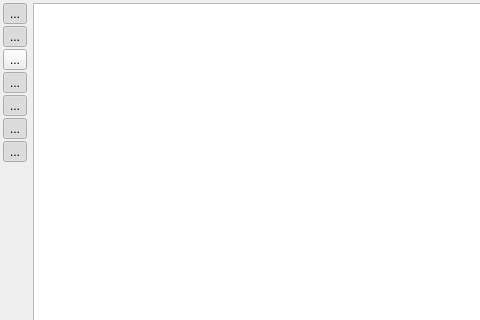
SafirSDK/safir-sdk-core, file src/util/sate/src/outputwidget.ui: the form before one commit; both pictures show x 0 to 480 and y 0 to 320 of the 1210 by 530 pixel window.
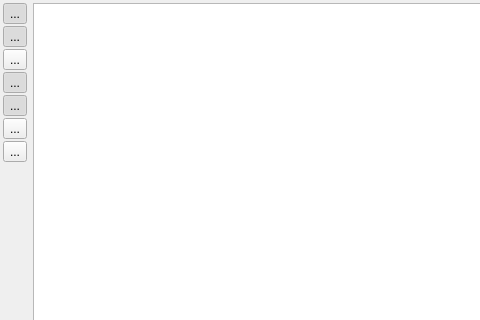
The form after the commit. Icons and pictures are not drawn.

```diff
--- a/src/util/sate/src/outputwidget.ui
+++ b/src/util/sate/src/outputwidget.ui
@@ -88,40 +88,6 @@
        </property>
       </widget>
      </item>
-     <item>
-      <widget class="QToolButton" name="entitiesTtoolButton">
-       <property name="text">
-        <string>...</string>
-       </property>
-       <property name="icon">
-        <iconset resource="sate_resources.qrc">
-         <normaloff>:/img/icons/entity_orange.png</normaloff>:/img/icons/entity_orange.png</iconset>
-       </property>
-       <property name="checkable">
-        <bool>true</bool>
-       </property>
-       <property name="checked">
-        <bool>true</bool>
-       </property>
-      </widget>
-     </item>
-     <item>
-      <widget class="QToolButton" name="messagesToolButton">
-       <property name="text">
-        <string>...</string>
-       </property>
-       <property name="icon">
-        <iconset resource="sate_resources.qrc">
-         <normaloff>:/img/icons/message_orange.png</normaloff>:/img/icons/message_orange.png</iconset>
-       </property>
-       <property name="checkable">
-        <bool>true</bool>
-       </property>
-       <property name="checked">
-        <bool>true</bool>
-       </property>
-      </widget>
-     </item>
      <item>
       <widget class="QToolButton" name="requestToolButton">
        <property name="text">
@@ -156,6 +122,40 @@
        </property>
       </widget>
      </item>
+     <item>
+      <widget class="QToolButton" name="entitiesTtoolButton">
+       <property name="text">
+        <string>...</string>
+       </property>
+       <property name="icon">
+        <iconset resource="sate_resources.qrc">
+         <normaloff>:/img/icons/entity_orange.png</normaloff>:/img/icons/entity_orange.png</iconset>
+       </property>
+       <property name="checkable">
+        <bool>true</bool>
+       </property>
+       <property name="checked">
+        <bool>false</bool>
+       </property>
+      </widget>
+     </item>
+     <item>
+      <widget class="QToolButton" name="messagesToolButton">
+       <property name="text">
+        <string>...</string>
+       </property>
+       <property name="icon">
+        <iconset resource="sate_resources.qrc">
+         <normaloff>:/img/icons/message_orange.png</normaloff>:/img/icons/message_orange.png</iconset>
+       </property>
+       <property name="checkable">
+        <bool>true</bool>
+       </property>
+       <property name="checked">
+        <bool>false</bool>
+       </property>
+      </widget>
+     </item>
      <item>
       <spacer name="verticalSpacer">
        <property name="orientation">
```
